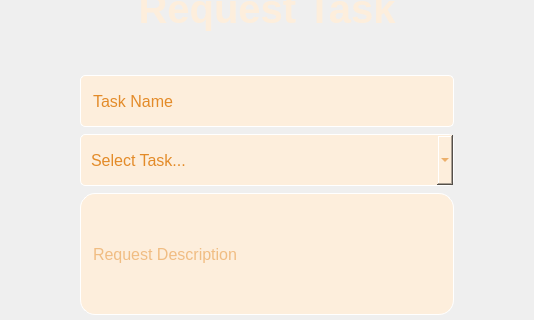
Qt form Forms/requesttask.ui (esraa-emary/Task-Worker-Matching) before a commit; both pictures show x 383 to 917 and y 207 to 527 of the 1300 by 900 pixel window.
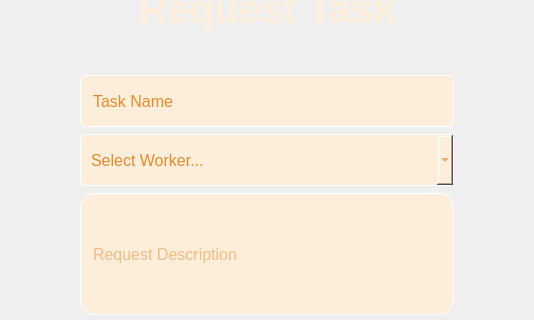
The same form after that commit.

The edit to the form file:
```diff
--- a/Forms/requesttask.ui
+++ b/Forms/requesttask.ui
@@ -143,7 +143,7 @@
                 <string notr="true"/>
                </property>
                <property name="placeholderText">
-                <string>Select Task...</string>
+                <string>Select Worker...</string>
                </property>
               </widget>
              </item>
```
